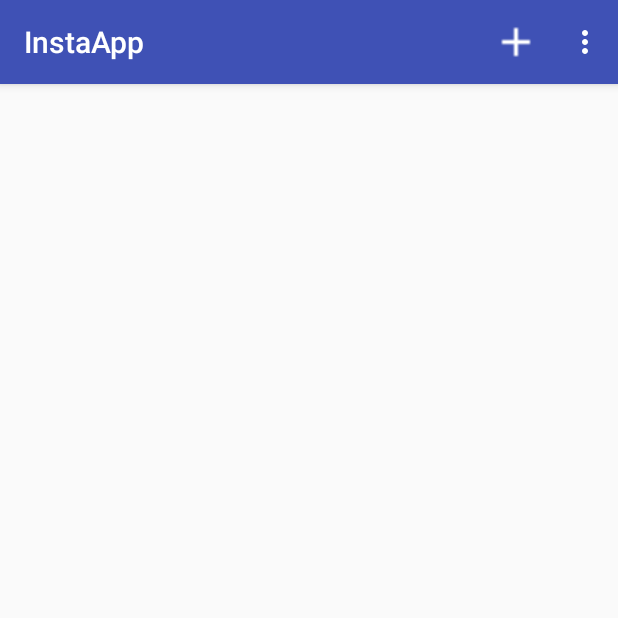
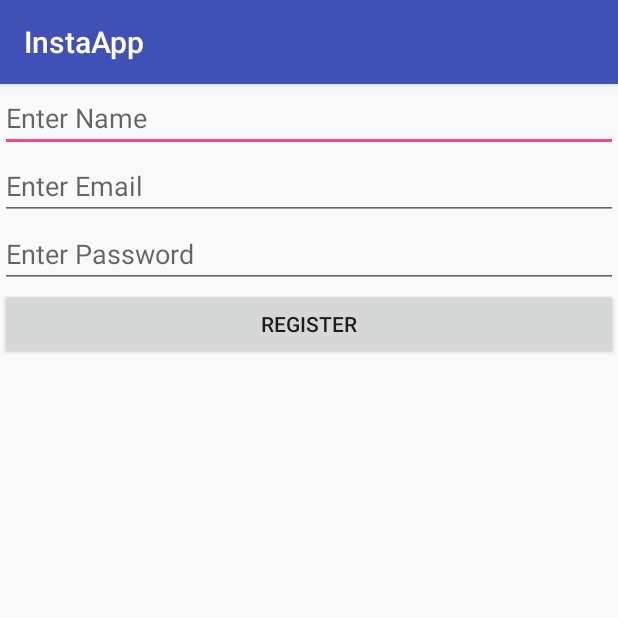
Before and after one commit to axvx/InstaApp, an Android app: the screen it shows after launch (MainActivity before the commit, RegisterActivity after it), on a phone screen of 412 x 824 dp, the top half of it. Run offline under Robolectric (Android 15) with nearby library versions, the phone set to English and light mode, and no system bars; our stand-ins replace Firebase (no records; nobody signed in at launch, a user with empty details on screens opened directly), Picasso; 1 statement that could not run was skipped.

Commit message:
Pantalla de registro de usuario, permite realizar el alta del usuario a traves de login y password

```diff
--- a/app/src/main/AndroidManifest.xml
+++ b/app/src/main/AndroidManifest.xml
@@ -1,8 +1,9 @@
 <?xml version="1.0" encoding="utf-8"?>
 <manifest xmlns:android="http://schemas.android.com/apk/res/android"
     package="com.example.axbx.instaapp">
-    <uses-permission android:name="android.permission.READ_EXTERNAL_STORAGE"/>
-    <uses-permission android:name="android.permission.INTERNET"/>
+
+    <uses-permission android:name="android.permission.READ_EXTERNAL_STORAGE" />
+    <uses-permission android:name="android.permission.INTERNET" />
 
     <application
         android:allowBackup="true"
@@ -21,7 +22,8 @@
                 <category android:name="android.intent.category.LAUNCHER" />
             </intent-filter>
         </activity>
-        <activity android:name=".PostActivity"></activity>
+        <activity android:name=".PostActivity" />
+        <activity android:name=".RegisterActivity"></activity>
     </application>
 
 </manifest>
--- a/app/src/main/java/com/example/axbx/instaapp/MainActivity.java
+++ b/app/src/main/java/com/example/axbx/instaapp/MainActivity.java
@@ -3,6 +3,7 @@ package com.example.axbx.instaapp;
 import android.content.Context;
 import android.content.Intent;
 import android.os.Bundle;
+import android.support.annotation.NonNull;
 import android.support.design.widget.FloatingActionButton;
 import android.support.design.widget.Snackbar;
 import android.support.v7.app.AppCompatActivity;
@@ -16,6 +17,7 @@ import android.widget.ImageView;
 import android.widget.TextView;
 
 import com.firebase.ui.database.FirebaseRecyclerAdapter;
+import com.google.firebase.auth.FirebaseAuth;
 import com.google.firebase.database.DatabaseReference;
 import com.google.firebase.database.FirebaseDatabase;
 import com.squareup.picasso.Picasso;
@@ -23,6 +25,10 @@ import com.squareup.picasso.Picasso;
 public class MainActivity extends AppCompatActivity {
     private RecyclerView mInstaList;
     private DatabaseReference mDatabase;
+    private FirebaseAuth mAuth;
+
+    private FirebaseAuth.AuthStateListener mAuthListener;
+
 
 
     @Override
@@ -35,13 +41,28 @@ public class MainActivity extends AppCompatActivity {
         mInstaList.setHasFixedSize(true);
         mInstaList.setLayoutManager(new LinearLayoutManager(this));
         mDatabase= FirebaseDatabase.getInstance().getReference().child("InstaApp");
+        mAuth=FirebaseAuth.getInstance();
+        mAuthListener=new FirebaseAuth.AuthStateListener() {
+            @Override
+            public void onAuthStateChanged(@NonNull FirebaseAuth firebaseAuth) {
+                if(firebaseAuth.getCurrentUser()==null){
+                    Intent loginIntent=new Intent(MainActivity.this,RegisterActivity.class);
+                    loginIntent.addFlags(Intent.FLAG_ACTIVITY_CLEAR_TASK); //no regresar a la pantallla anterior
+                    startActivity(loginIntent);
 
+
+                }
+            }
+        };
     }
 
 
     @Override
     protected void onStart() {
         super.onStart();
+
+            mAuth.addAuthStateListener(mAuthListener);
+
         FirebaseRecyclerAdapter<insta,InstaViewHolder> FBRA=new FirebaseRecyclerAdapter<insta, InstaViewHolder>(
 
                 insta.class,
@@ -114,6 +135,9 @@ public class MainActivity extends AppCompatActivity {
 
             //return true;
         }
+        else if(id==R.id.logout){
+            mAuth.signOut();
+        }
 
         return super.onOptionsItemSelected(item);
     }
--- /dev/null
+++ b/app/src/main/java/com/example/axbx/instaapp/RegisterActivity.java
@@ -0,0 +1,90 @@
+package com.example.axbx.instaapp;
+
+import android.content.Intent;
+import android.provider.ContactsContract;
+import android.support.annotation.NonNull;
+import android.support.v7.app.AppCompatActivity;
+import android.os.Bundle;
+import android.text.TextUtils;
+import android.util.Log;
+import android.view.View;
+import android.widget.EditText;
+import android.widget.Toast;
+
+import com.google.android.gms.tasks.OnCompleteListener;
+import com.google.android.gms.tasks.Task;
+import com.google.firebase.auth.AuthResult;
+import com.google.firebase.auth.FirebaseAuth;
+import com.google.firebase.database.DatabaseReference;
+import com.google.firebase.database.FirebaseDatabase;
+
+public class RegisterActivity extends AppCompatActivity {
+
+    private EditText nameField;
+    private  EditText emailField;
+    private  EditText passField;
+    private FirebaseAuth mAuth;
+
+    private DatabaseReference mDatabase;
+
+
+    @Override
+    protected void onCreate(Bundle savedInstanceState) {
+        super.onCreate(savedInstanceState);
+        setContentView(R.layout.activity_register);
+
+
+        nameField=(EditText)findViewById(R.id.nameField);
+        passField=(EditText)findViewById(R.id.passField);
+        emailField=(EditText)findViewById(R.id.emailField);
+
+        mAuth=FirebaseAuth.getInstance();
+        //Registrar datos de los usuarios
+        mDatabase= FirebaseDatabase.getInstance().getReference().child("Users");
+
+
+
+    }
+
+    public void registerButtonClicked(View view){
+        final String name=nameField.getText().toString().trim();
+         final String email=emailField.getText().toString().trim();
+         final String pass=passField.getText().toString().trim();
+
+
+        if(!TextUtils.isEmpty(name) && !TextUtils.isEmpty(email) && !TextUtils.isEmpty(pass)){
+
+            mAuth.createUserWithEmailAndPassword(email,pass).addOnCompleteListener(this,new OnCompleteListener<AuthResult>() {
+                @Override
+
+                public void onComplete(@NonNull Task<AuthResult> task) {
+                    if (task.isSuccessful()) {
+
+
+
+                        String user_id = mAuth.getCurrentUser().getUid();
+                        DatabaseReference current_user_db = mDatabase.child(user_id);
+                        current_user_db.child("Name").setValue(name);
+                        current_user_db.child("image").setValue("default");
+
+                        Intent mainIntent = new Intent(RegisterActivity.this, MainActivity.class);
+                        mainIntent.addFlags(Intent.FLAG_ACTIVITY_CLEAR_TASK);
+                        startActivity(mainIntent);
+
+                    }
+
+                    else {
+                        // If sign in fails, display a message to the user.
+                        Log.w("ERROR_AUTH", "createUserWithEmail:failure", task.getException());
+                        Toast.makeText(RegisterActivity.this, "Authentication failed." + task.getException().toString(),
+                                Toast.LENGTH_SHORT).show();
+                    }
+                }
+            });
+
+
+        }
+
+    }
+
+}
--- /dev/null
+++ b/app/src/main/res/layout/activity_register.xml
@@ -0,0 +1,36 @@
+<?xml version="1.0" encoding="utf-8"?>
+<LinearLayout xmlns:android="http://schemas.android.com/apk/res/android"
+    xmlns:app="http://schemas.android.com/apk/res-auto"
+    xmlns:tools="http://schemas.android.com/tools"
+    android:layout_width="match_parent"
+    android:layout_height="match_parent"
+    android:orientation="vertical"
+    tools:context="com.example.axbx.instaapp.RegisterActivity">
+
+    <EditText
+        android:layout_width="match_parent"
+        android:layout_height="wrap_content"
+        android:hint="Enter Name"
+        android:id="@+id/nameField"/>
+
+
+    <EditText
+        android:layout_width="match_parent"
+        android:layout_height="wrap_content"
+        android:hint="Enter Email"
+        android:id="@+id/emailField"/>
+
+    <EditText
+        android:layout_width="match_parent"
+        android:layout_height="wrap_content"
+        android:hint="Enter Password"
+        android:id="@+id/passField"/>
+
+    <Button
+        android:layout_width="match_parent"
+        android:layout_height="wrap_content"
+        android:text="Register"
+        android:onClick="registerButtonClicked"/>
+
+
+</LinearLayout>
--- a/app/src/main/res/menu/menu_main.xml
+++ b/app/src/main/res/menu/menu_main.xml
@@ -15,4 +15,10 @@
 
 
         />
+
+    <item
+        android:id="@+id/logout"
+        android:orderInCategory="100"
+        android:title="Logout"
+        app:showAsAction="never" />
 </menu>
```
